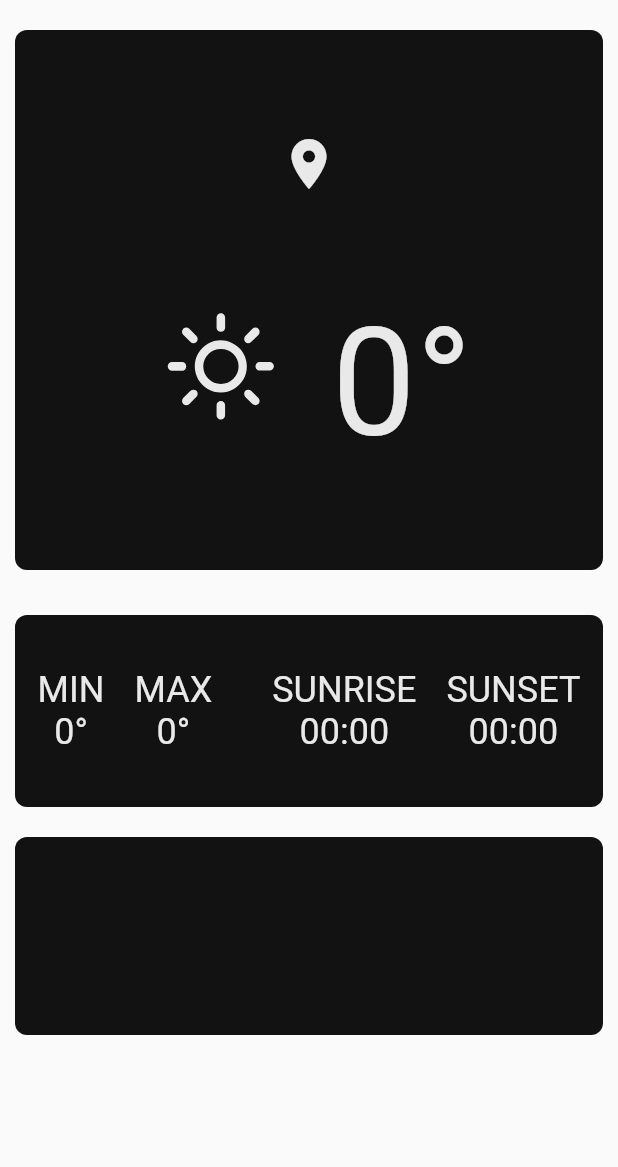
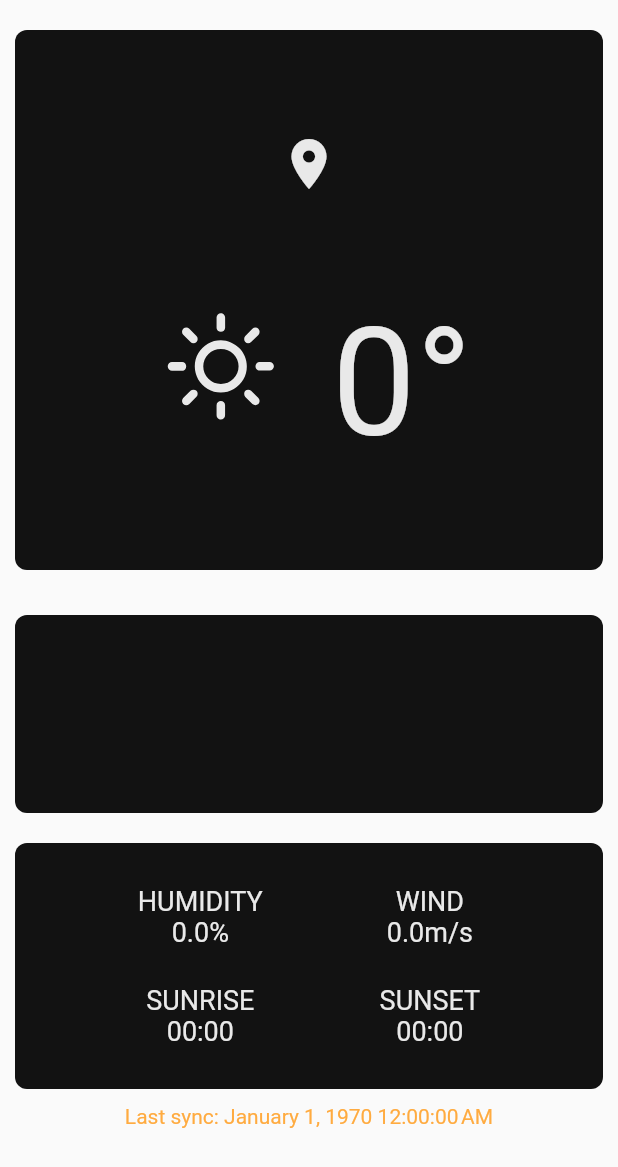
Before and after one commit to lupynua/Fluttercast, a Flutter app: the WeatherWidget widget shown alone on an empty page, opened directly with empty values, on a phone screen of 412 x 824 dp. Shown: the top 1167 px of the screen. Run offline on Flutter 3.47's test engine with Material 2 defaults, Android fonts, the phone set to English and light mode, and no system bars; our stand-ins replace equatable, flutter_bloc, permission_handler, shared_preferences, sqflite, weather and 1 more; accounts and stored records are empty.

Commit message:
Added synchronization date, replaces min/max temperature with wind and humidity (more useful data), small UI revamp

```diff
--- a/lib/models/weather_model.dart
+++ b/lib/models/weather_model.dart
@@ -1,16 +1,9 @@
 import 'package:weather/weather.dart';
 
 class WeatherModel {
-  final int id;
-  final String icon;
-  final String location;
-  final String weather;
-  final double temperature;
-  final double tempMin;
-  final double tempMax;
-  final int sunrise;
-  final int sunset;
-  final int date;
+  final String icon, location, weather;
+  final double temperature, humidity, windSpeed;
+  final int id, sunrise, sunset, date, syncDate;
 
   static final columns = [
     "id",
@@ -18,11 +11,12 @@ class WeatherModel {
     "location",
     "weather",
     "temperature",
-    "temp_min",
-    "temp_max",
+    "humidity",
+    "wind_speed",
     "sunrise",
     "sunset",
-    "date"
+    "date",
+    "sync_date"
   ];
 
   WeatherModel(
@@ -31,11 +25,12 @@ class WeatherModel {
       this.location,
       this.weather,
       this.temperature,
-      this.tempMin,
-      this.tempMax,
+      this.humidity,
+      this.windSpeed,
       this.sunrise,
       this.sunset,
-      this.date});
+      this.date,
+      this.syncDate});
 
   factory WeatherModel.fromWeather(Weather weather, int id) {
     return WeatherModel(
@@ -44,14 +39,15 @@ class WeatherModel {
         location: weather.areaName,
         weather: weather.weatherMain,
         temperature: weather.temperature.celsius,
-      tempMin: weather.tempMin.celsius,
-      tempMax: weather.tempMax.celsius,
-      sunrise:
-          weather.sunrise == null ? 0 : weather.sunrise.millisecondsSinceEpoch,
+        humidity: weather.humidity,
+        windSpeed: weather.windSpeed,
+        sunrise: weather.sunrise == null
+            ? 0
+            : weather.sunrise.millisecondsSinceEpoch,
         sunset:
             weather.sunset == null ? 0 : weather.sunset.millisecondsSinceEpoch,
         date: weather.date.millisecondsSinceEpoch,
-    );
+        syncDate: DateTime.now().millisecondsSinceEpoch);
   }
 
   factory WeatherModel.fromMap(Map<String, dynamic> data) {
@@ -61,12 +57,12 @@ class WeatherModel {
         location: data['location'],
         weather: data['weather'],
         temperature: data['temperature'],
-      tempMin: data['temp_min'],
-      tempMax: data['temp_max'],
+        humidity: data['temp_min'],
+        windSpeed: data['temp_max'],
         sunrise: data['sunrise'],
         sunset: data['sunset'],
         date: data['date'],
-    );
+        syncDate: data['sync_date']);
   }
 
   Map<String, dynamic> toMap() => {
@@ -75,10 +71,11 @@ class WeatherModel {
         "location": location,
         "weather": weather,
         "temperature": temperature,
-        "temp_min": tempMin,
-        "temp_max": tempMax,
+        "humidity": humidity,
+        "wind_speed": windSpeed,
         "sunrise": sunrise,
         "sunset": sunset,
         "date": date,
+        "sync_date": syncDate,
       };
 }
--- a/lib/repositories/local_repository.dart
+++ b/lib/repositories/local_repository.dart
@@ -23,7 +23,7 @@ class SQLiteDbProvider {
     var documentsDirectory = await getApplicationDocumentsDirectory();
     var path = join(documentsDirectory.path, "WeatherDB.db");
 
-    return await openDatabase(path, version: 1, onOpen: (db) {},
+    return await openDatabase(path, version: 3, onOpen: (db) {},
         onCreate: (Database db, int version) async {
       await db.execute("CREATE TABLE $currentWeatherTable ("
           "id INTEGER PRIMARY KEY,"
@@ -31,11 +31,12 @@ class SQLiteDbProvider {
           "location TEXT,"
           "weather TEXT,"
           "temperature REAL,"
-          "temp_min REAL,"
-          "temp_max REAL,"
+          "humidity REAL,"
+          "wind_speed REAL,"
           "sunrise INTEGER,"
           "sunset INTEGER,"
-          "date INTEGER)");
+          "date INTEGER,"
+          "sync_date INTEGER)");
 
       await db.execute("CREATE TABLE $futureWeatherTable ("
           "id INTEGER PRIMARY KEY,"
@@ -43,11 +44,12 @@ class SQLiteDbProvider {
           "location TEXT,"
           "weather TEXT,"
           "temperature REAL,"
-          "temp_min REAL,"
-          "temp_max REAL,"
+          "humidity REAL,"
+          "wind_speed REAL,"
           "sunrise INTEGER,"
           "sunset INTEGER,"
-          "date INTEGER)");
+          "date INTEGER,"
+          "sync_date INTEGER)");
     });
   }
 
@@ -77,19 +79,20 @@ class SQLiteDbProvider {
     final db = await database;
 
     var result = await db.rawInsert(
-        "REPLACE Into $table (id, icon, location, weather, temperature, temp_min, temp_max, sunrise, sunset, date)"
-        " VALUES (?, ?, ?, ?, ?, ?, ?, ?, ?, ?)",
+        "REPLACE Into $table (id, icon, location, weather, temperature, humidity, wind_speed, sunrise, sunset, date, sync_date)"
+        " VALUES (?, ?, ?, ?, ?, ?, ?, ?, ?, ?, ?)",
         [
           weather.id,
           weather.icon,
           weather.location,
           weather.weather,
           weather.temperature,
-          weather.tempMin,
-          weather.tempMax,
+          weather.humidity,
+          weather.windSpeed,
           weather.sunrise,
           weather.sunset,
-          weather.date
+          weather.date,
+          weather.syncDate
         ]);
 
     return result;
--- a/lib/repositories/weather_repository.dart
+++ b/lib/repositories/weather_repository.dart
@@ -4,8 +4,8 @@ import 'package:fluttercast/repositories/local_repository.dart';
 import 'package:weather/weather.dart';
 
 class WeatherRepository {
-  static const String _apiKey = "7df955a2d1bd25efefc21b5dab13b856";
-  final WeatherStation weatherStation = new WeatherStation(_apiKey);
+  static const _apiKey = "7df955a2d1bd25efefc21b5dab13b856";
+  final weatherStation = new WeatherStation(_apiKey);
 
   Future<WeatherModel> getCurrentWeather() async {
     try {
--- a/lib/screens/main_screen.dart
+++ b/lib/screens/main_screen.dart
@@ -27,13 +27,14 @@ class _MainScreenState extends State<MainScreen> with TickerProviderStateMixin {
   void initState() {
     super.initState();
     _weatherBloc = WeatherBloc(weatherRepository: widget.weatherRepository);
-    _fetchWeather().catchError((error) {
-      _weatherBloc.add(ErrorEvent());
-    });
     _animationController = AnimationController(
         duration: const Duration(milliseconds: 500), vsync: this);
     _animation =
         CurvedAnimation(parent: _animationController, curve: Curves.easeIn);
+
+    _fetchWeather().catchError((error) {
+      _weatherBloc.add(ErrorEvent());
+    });
   }
 
   @override
--- a/lib/widgets/weather_widget.dart
+++ b/lib/widgets/weather_widget.dart
@@ -62,7 +62,9 @@ class WeatherWidget extends StatelessWidget {
               Column(
                 mainAxisAlignment: MainAxisAlignment.center,
                 children: <Widget>[
-                  SizedBox(height: 20,),
+                  SizedBox(
+                    height: 20,
+                  ),
                   Padding(
                     padding: const EdgeInsets.symmetric(horizontal: 12.0),
                     child: _buildText(
@@ -102,8 +104,8 @@ class WeatherWidget extends StatelessWidget {
     Color primaryDarkColor =
         AppStateContainer.of(context).theme.primaryColorDark;
 
-    String tempMin = weatherData.weather.tempMin.round().toString() + "°";
-    String tempMax = weatherData.weather.tempMax.round().toString() + "°";
+    String humidity = weatherData.weather.humidity.toString() + "%";
+    String windSpeed = weatherData.weather.windSpeed.toString() + "m/s";
     String sunrise = DateFormat("HH:mm").format(
         DateTime.fromMillisecondsSinceEpoch(weatherData.weather.sunrise));
     String sunset = DateFormat("HH:mm").format(
@@ -111,81 +113,106 @@ class WeatherWidget extends StatelessWidget {
 
     return Container(
       width: 400,
-      padding: EdgeInsets.symmetric(vertical: 36),
+      padding: EdgeInsets.all(16),
       margin: EdgeInsets.all(10),
       decoration: BoxDecoration(
         color: primaryDarkColor,
         borderRadius: BorderRadius.all(Radius.circular(8)),
       ),
       child: Row(
-        mainAxisAlignment: MainAxisAlignment.center,
+        mainAxisAlignment: MainAxisAlignment.spaceEvenly,
+        children: <Widget>[
+          Column(
             children: <Widget>[
               _buildWeatherConditionColumn(
-              label: "MIN", data: tempMin, color: accentColor, size: 24),
-          SizedBox(
-            width: 20,
-          ),
+                  label: "HUMIDITY",
+                  data: humidity,
+                  color: accentColor,
+                  size: 18),
               _buildWeatherConditionColumn(
-              label: "MAX", data: tempMax, color: accentColor, size: 24),
-          SizedBox(
-            width: 40,
-          ),
-          _buildWeatherConditionColumn(
-              label: "SUNRISE", data: sunrise, color: accentColor, size: 24),
-          SizedBox(
-            width: 20,
-          ),
-          _buildWeatherConditionColumn(
-              label: "SUNSET", data: sunset, color: accentColor, size: 24),
+                  label: "SUNRISE",
+                  data: sunrise,
+                  color: accentColor,
+                  size: 18),
             ],
           ),
-    );
-  }
-
-  Column _buildWeatherConditionColumn(
-      {String label, String data, double size, Color color}) {
-    return Column(
+          Column(
             children: <Widget>[
-        _buildText(text: label, size: size, color: color),
-        _buildText(text: data, size: size, color: color),
+              _buildWeatherConditionColumn(
+                  label: "WIND", data: windSpeed, color: accentColor, size: 18),
+              _buildWeatherConditionColumn(
+                  label: "SUNSET", data: sunset, color: accentColor, size: 18)
             ],
-    );
-  }
-
-  Container _buildPortraitUI(BuildContext context) {
-    return Container(
-      child: Column(
-        children: <Widget>[
-          _buildCurrentWeatherCard(context: context),
-          _buildAdditionalInfoCard(context),
-          ForecastList(
-            forecast: weatherData.forecast,
           ),
         ],
       ),
     );
   }
 
+  Container _buildWeatherConditionColumn(
+      {String label, String data, double size, Color color}) {
+    return Container(
+      padding: EdgeInsets.all(12),
+      child: Column(
+        mainAxisAlignment: MainAxisAlignment.spaceEvenly,
+        mainAxisSize: MainAxisSize.min,
+        children: <Widget>[
+          _buildText(text: label, size: size, color: color),
+          _buildText(text: data, size: size, color: color),
+        ],
+      ),
+    );
+  }
+
+  Container _buildPortraitUI(BuildContext context) {
+    var lastSync = DateFormat.yMMMMd().add_jms().format(
+        DateTime.fromMillisecondsSinceEpoch(weatherData.weather.syncDate));
+    return Container(
+      child: Column(
+        children: <Widget>[
+          _buildCurrentWeatherCard(context: context),
+          ForecastList(
+            forecast: weatherData.forecast,
+          ),
+          _buildAdditionalInfoCard(context),
+          _buildText(
+              text: "Last sync: $lastSync",
+              size: 14,
+              color: AppStateContainer.of(context).theme.buttonColor),
+        ],
+      ),
+    );
+  }
+
   Container _buildLandscapeUI(BuildContext context) {
+    var lastSync = DateFormat.yMMMMd().add_jms().format(
+        DateTime.fromMillisecondsSinceEpoch(weatherData.weather.syncDate));
+
     return Container(
       child: Row(
         mainAxisAlignment: MainAxisAlignment.spaceEvenly,
         children: <Widget>[
           _buildCurrentWeatherCard(context: context),
-          Column(
+          SingleChildScrollView(
+            child: Column(
               mainAxisAlignment: MainAxisAlignment.center,
               children: <Widget>[
                 SizedBox(
                   height: 10,
                 ),
-              _buildAdditionalInfoCard(context),
                 ForecastList(
                   forecast: weatherData.forecast,
                 ),
+                _buildAdditionalInfoCard(context),
+                _buildText(
+                    text: "Last sync: $lastSync",
+                    size: 14,
+                    color: AppStateContainer.of(context).theme.buttonColor),
                 SizedBox(
                   height: 10,
                 ),
               ],
+            ),
           ),
         ],
       ),
```
Lines whose indentation alone changed are shown as unchanged.
